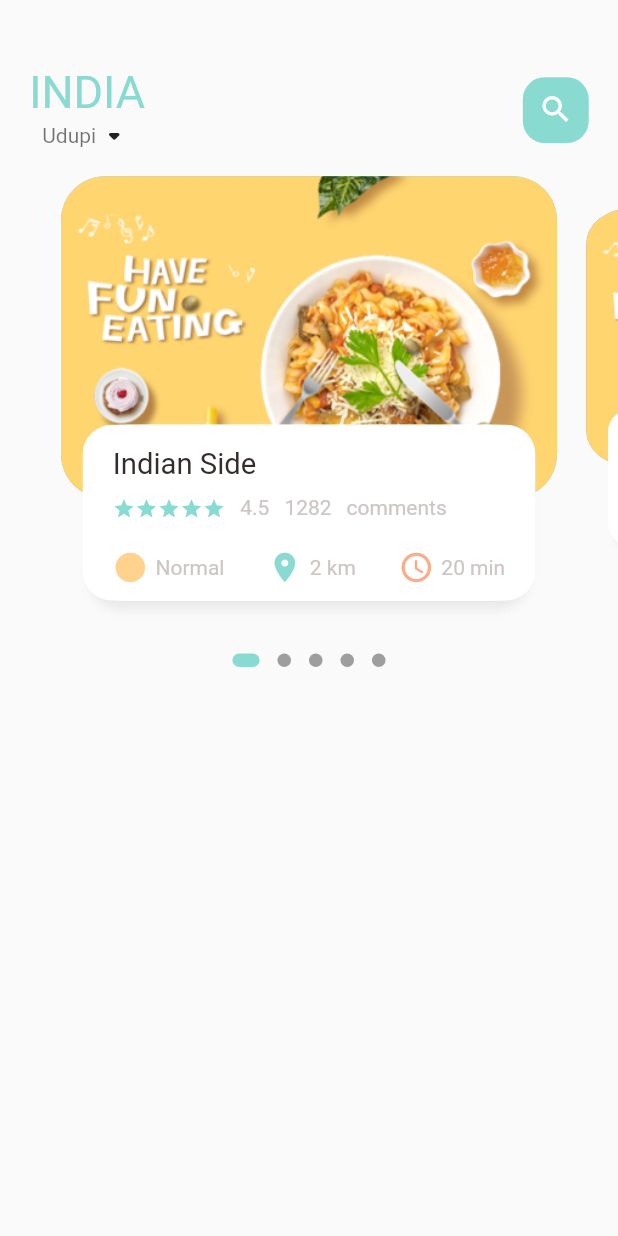
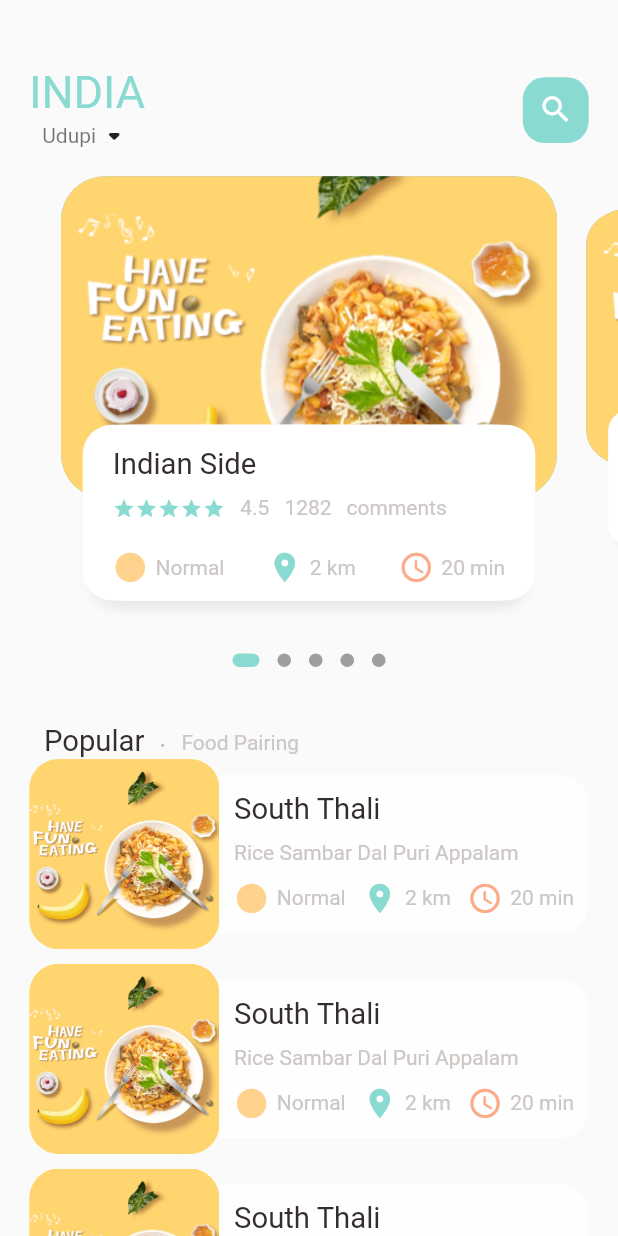
Before and after one commit to TheShreyasShetty/foodie, a Flutter app: the screen it shows after launch, on a phone screen of 412 x 824 dp. Run offline on Flutter 3.47's test engine with Material 2 defaults, Android fonts, the phone set to English and light mode, and no system bars; drawn by our look-alikes of dots_indicator; our stand-ins replace get.

Commit message:
Sixth Commit Created the UI part of the home Page

```diff
--- a/lib/home/food_page_body.dart
+++ b/lib/home/food_page_body.dart
@@ -1,3 +1,5 @@
+// import 'dart:html';
+
 import 'package:dots_indicator/dots_indicator.dart';
 import 'package:flutter/cupertino.dart';
 import 'package:flutter/material.dart';
@@ -41,6 +43,7 @@ class _FoodPageBodyState extends State<FoodPageBody> {
   Widget build(BuildContext context) {
     return Column(
       children: [
+        // slider section
         Container(
           height: Dimensions.pageView,
           child: PageView.builder(
@@ -50,6 +53,7 @@ class _FoodPageBodyState extends State<FoodPageBody> {
               return _buildPageItem(position);
             }),
         ),
+        // dots
         DotsIndicator(
           dotsCount: 5,
           position: _currPageValue,
@@ -60,6 +64,97 @@ class _FoodPageBodyState extends State<FoodPageBody> {
           activeShape: RoundedRectangleBorder(borderRadius: BorderRadius.circular(5.0)),
           ),
         ),
+        // popular texts
+        SizedBox(height: Dimensions.height30,),
+        Container(
+          margin: EdgeInsets.only(left: Dimensions.width30),
+          child: Row(
+            crossAxisAlignment: CrossAxisAlignment.end,
+            children: [
+              BigText(text: "Popular"),
+              SizedBox(width: Dimensions.width10,),
+              Container(
+                margin: const EdgeInsets.only(bottom: 3),
+                child: BigText(text: ".", color:Colors.black26),
+              ),
+              SizedBox(width: Dimensions.width10,),
+              Container(
+                margin: const EdgeInsets.only(bottom: 2),
+                child: SmallText(text: "Food Pairing",),
+              )
+            ],
+          ),
+        ),
+        // List of Popular Food
+        ListView.builder(
+              physics: NeverScrollableScrollPhysics(),
+              // physics: AlwaysScrollableScrollPhysics(),
+              shrinkWrap: true,
+              itemCount: 10,
+              itemBuilder: (context,index){
+                return Container(
+                  margin: EdgeInsets.only(left: Dimensions.width20, right: Dimensions.width20, bottom: Dimensions.height10),
+                  child: Row(
+                    children: [
+                      // image
+                      Container(
+                        width:Dimensions.listViewImgSize,
+                        height: Dimensions.listViewImgSize,
+                        decoration: BoxDecoration(
+                          borderRadius: BorderRadius.circular(Dimensions.radius20),
+                          color: Colors.white38,
+                          image: DecorationImage(
+                            fit: BoxFit.cover,
+                            image: AssetImage(
+                                "assets/image/food0.png"
+                            ),
+                          ),
+                        ),
+                      ),
+                      // text Container
+                      Expanded(
+                        child: Container(
+                        height: Dimensions.listViewTextContSize,
+                        decoration: BoxDecoration(
+                          borderRadius: BorderRadius.only(
+                            topRight: Radius.circular(Dimensions.radius20),
+                            bottomRight: Radius.circular(Dimensions.radius20),
+                          ),
+                          color: Colors.white70,
+                        ),
+                          child: Padding(
+                            padding: EdgeInsets.only(left: Dimensions.width10, right: Dimensions.width10),
+                            child: Column(
+                              crossAxisAlignment: CrossAxisAlignment.start,
+                              mainAxisAlignment: MainAxisAlignment.center,
+                              children: [
+                                BigText(text: "South Thali"),
+                                SizedBox(height: Dimensions.height10,),
+                                SmallText(text: "Rice Sambar Dal Puri Appalam"),
+                                SizedBox(height: Dimensions.height10,),
+                                Row(
+                                  mainAxisAlignment: MainAxisAlignment.spaceBetween,
+                                  children: [
+                                    IconAndTextWidget(icon: Icons.circle_sharp,
+                                        text: "Normal",
+                                        iconColor: AppColors.iconColor1),
+                                    IconAndTextWidget(icon: Icons.location_on,
+                                        text: "2 km",
+                                        iconColor: AppColors.mainColor),
+                                    IconAndTextWidget(icon: Icons.access_time_rounded,
+                                        text: "20 min",
+                                        iconColor: AppColors.iconColor2)
+                                  ],
+                                )
+                              ],
+                            ),
+                          ),
+                      ),
+                      )
+                    ],
+                  ),
+                );
+              }),
       ],
     );
   }
--- a/lib/home/main_food_page.dart
+++ b/lib/home/main_food_page.dart
@@ -56,7 +56,9 @@ class _MainFoodPageState extends State<MainFoodPage> {
                 ),
               ),
             ),
-            FoodPageBody(),
+            Expanded(child: SingleChildScrollView(
+              child: FoodPageBody(),
+            )),
           ],
       ),
     );
--- a/lib/utils/dimensions.dart
+++ b/lib/utils/dimensions.dart
@@ -30,4 +30,8 @@ class Dimensions{
   static double radius20 = screenHeight/42.2;
   static double radius30 = screenHeight/28.13;
 
+  //list view size   390/120
+  static double listViewImgSize = screenWidth/3.25;
+  static double listViewTextContSize = screenWidth/3.9;
+
 }
```
